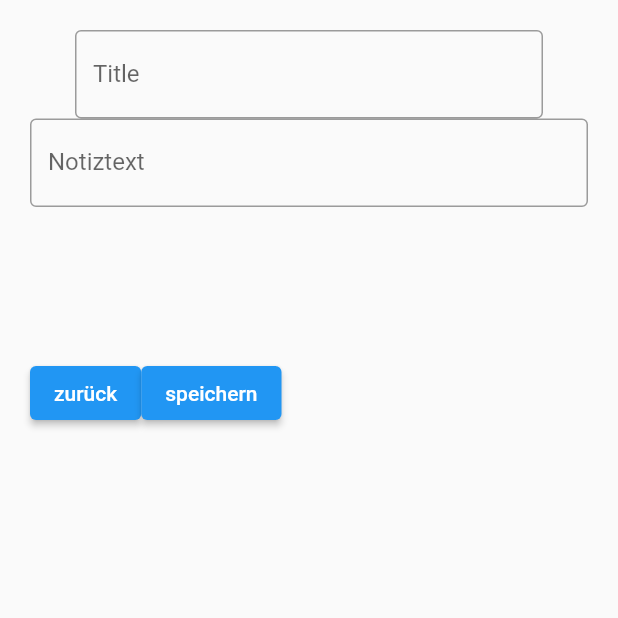
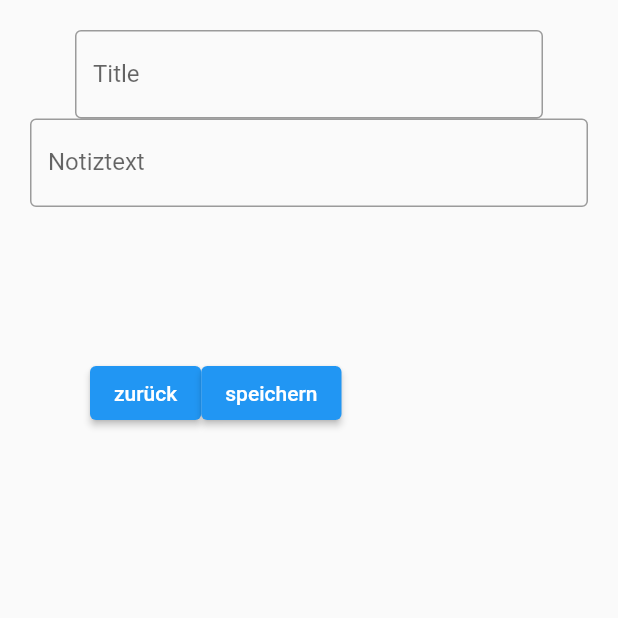
Before and after one commit to AaronLinder/notizapp, a Flutter app: the notiz screen opened by its route, on a phone screen of 412 x 824 dp, the top half of it. Run offline on Flutter 3.47's test engine with Material 2 defaults, Android fonts, the phone set to English and light mode, and no system bars.

Commit message:
Update notiz.dart

```diff
--- a/lib/notiz.dart
+++ b/lib/notiz.dart
@@ -27,7 +27,7 @@ class notiz extends StatelessWidget {
                       labelText: 'Notiztext',
                     )),
                 Padding(
-                  padding: EdgeInsets.only(top: 100),
+                  padding: EdgeInsets.only(top: 100, right: 40, left: 40),
                   child: Row(
                   children: [
                     ElevatedButton(
```
